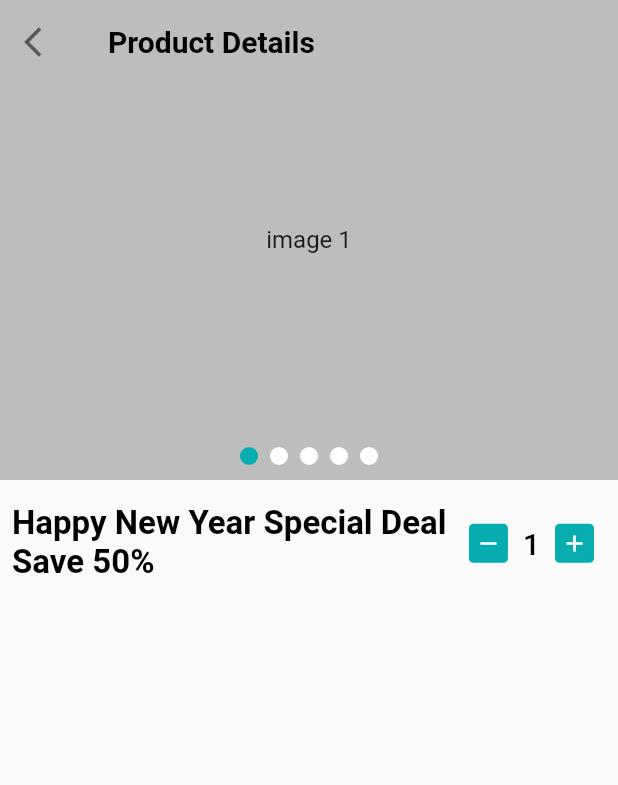
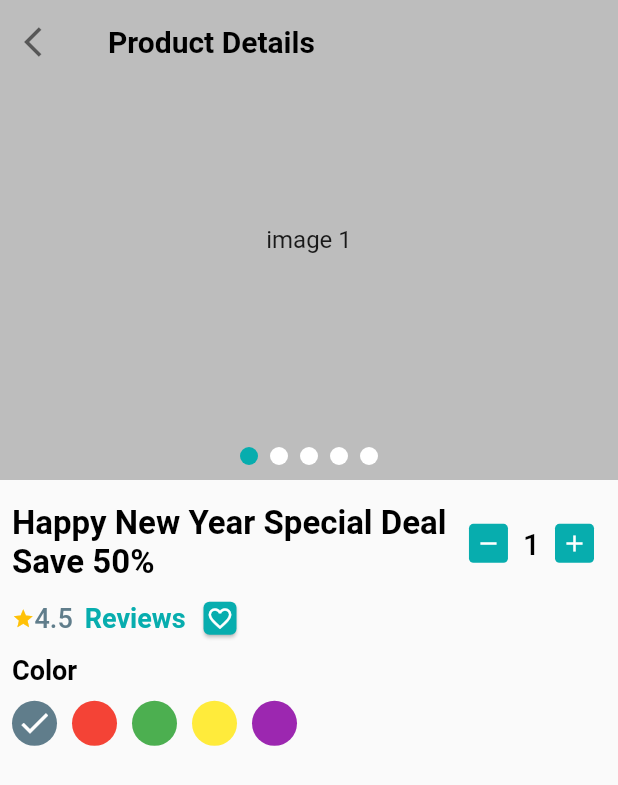
Before and after one commit to MDRifatkhan333/cruftybuy, a Flutter app: the screen it shows after launch, on a phone screen of 412 x 824 dp. Shown: the top 785 px of the screen. Run offline on Flutter 3.47's test engine with Material 2 defaults, Android fonts, the phone set to English and light mode, and no system bars; drawn by our look-alikes of carousel_slider; our stand-ins replace flutter_svg, get, pin_code_fields.

Commit message:
Producr detail screen--color select has been add

```diff
--- a/lib/presentation/ui/screen/product_detailsScreen.dart
+++ b/lib/presentation/ui/screen/product_detailsScreen.dart
@@ -13,6 +13,16 @@ class ProductDetasilScreen extends StatefulWidget {
 }
 
 class _ProductDetasilScreenState extends State<ProductDetasilScreen> {
+  List<Color> colors = [
+    Colors.blueGrey,
+    Colors.red,
+    Colors.green,
+    Colors.yellow,
+    Colors.purple
+  ];
+  int _selectedColorIndex = 0;
+
+  get n => null;
   @override
   Widget build(BuildContext context) {
     return Scaffold(
@@ -49,12 +59,18 @@ class _ProductDetasilScreenState extends State<ProductDetasilScreen> {
             ),
             Padding(
               padding: const EdgeInsets.all(8.0),
-            child: Row(
+              child: Column(
+                crossAxisAlignment: CrossAxisAlignment.start,
+                children: [
+                  Row(
                     children: [
                       Expanded(
                         child: Text(
                           'Happy New Year Special Deal Save 50% ',
-                    style: Theme.of(context).textTheme.titleLarge?.copyWith(
+                          style: Theme.of(context)
+                              .textTheme
+                              .titleLarge
+                              ?.copyWith(
                                   color: Colors.black,
                                   fontWeight: FontWeight.bold,
                                   fontSize: 22),
@@ -69,9 +85,99 @@ class _ProductDetasilScreenState extends State<ProductDetasilScreen> {
                       ),
                     ],
                   ),
+                  Row(
+                    children: [
+                      const Wrap(
+                        crossAxisAlignment: WrapCrossAlignment.center,
+                        children: [
+                          Icon(
+                            Icons.star,
+                            size: 15,
+                            color: Colors.amber,
+                          ),
+                          Text(
+                            '4.5',
+                            style: TextStyle(
+                                overflow: TextOverflow.ellipsis,
+                                fontSize: 18,
+                                fontWeight: FontWeight.w500,
+                                color: Colors.blueGrey),
                           ),
                         ],
-      )),
+                      ),
+                      TextButton(
+                        onPressed: () {},
+                        // ignore: prefer_const_constructors
+                        child: Text(
+                          'Reviews',
+                          style: const TextStyle(
+                            fontSize: 18,
+                            fontWeight: FontWeight.bold,
+                            color: AppColors.primaryColor,
+                          ),
+                        ),
+                      ),
+                      const Card(
+                        color: AppColors.primaryColor,
+                        child: Padding(
+                          padding: EdgeInsets.all(2.0),
+                          child: Icon(
+                            Icons.favorite_border,
+                            size: 18,
+                            color: Colors.white,
+                          ),
+                        ),
+                      ),
+                    ],
+                  ),
+                  const Text(
+                    'Color',
+                    style: TextStyle(
+                        fontSize: 18,
+                        fontWeight: FontWeight.bold,
+                        color: Colors.black),
+                  ),
+                  const SizedBox(
+                    height: 10,
+                  ),
+                  SizedBox(
+                    height: 30,
+                    child: ListView.separated(
+                      scrollDirection: Axis.horizontal,
+                      itemCount: colors.length,
+                      itemBuilder: (context, index) {
+                        return InkWell(
+                          onTap: () {
+                            _selectedColorIndex = index;
+                            if (mounted) {
+                              setState(() {});
+                            }
+                          },
+                          child: CircleAvatar(
+                            backgroundColor: colors[index],
+                            radius: 15,
+                            child: _selectedColorIndex == index
+                                ? const Icon(
+                                    Icons.check,
+                                    color: Colors.white,
+                                  )
+                                : null,
+                          ),
+                        );
+                      },
+                      separatorBuilder: (context, index) {
+                        return const SizedBox(
+                          width: 10,
+                        );
+                      },
+                    ),
+                  )
+                ],
+              ),
+            ),
+          ],
+        ),
+      ),
     );
   }
 }
--- a/lib/presentation/ui/widget/home/productCard.dart
+++ b/lib/presentation/ui/widget/home/productCard.dart
@@ -76,7 +76,7 @@ class productcard extends StatelessWidget {
                         color: Colors.white,
                       ),
                     ),
-                  )
+                  ),
                 ],
               )
             ],
```
Lines whose indentation alone changed are shown as unchanged.
